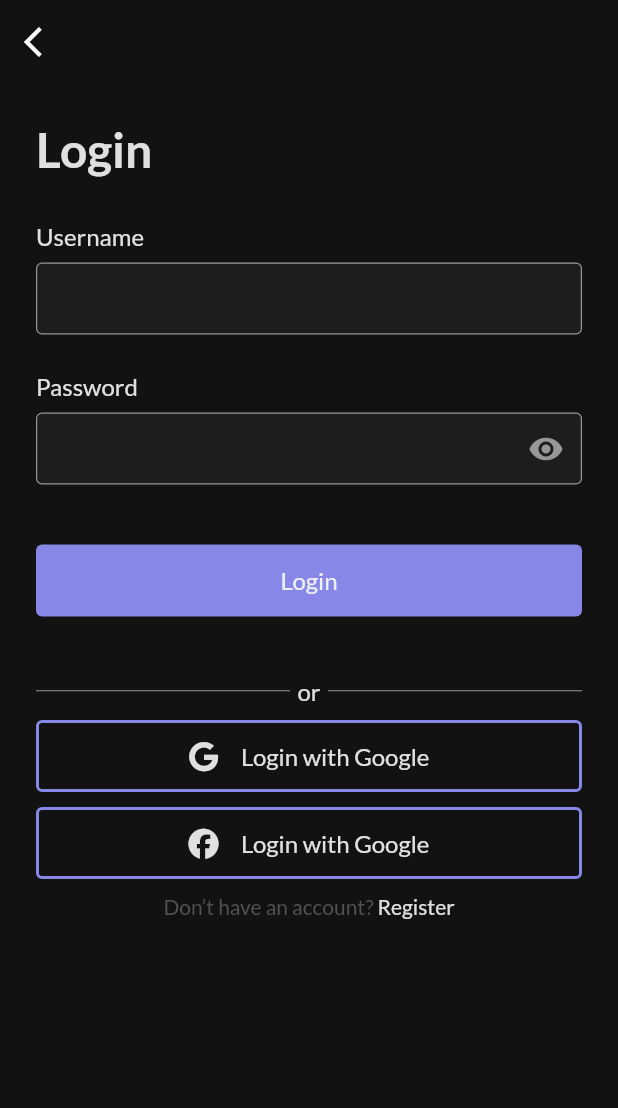
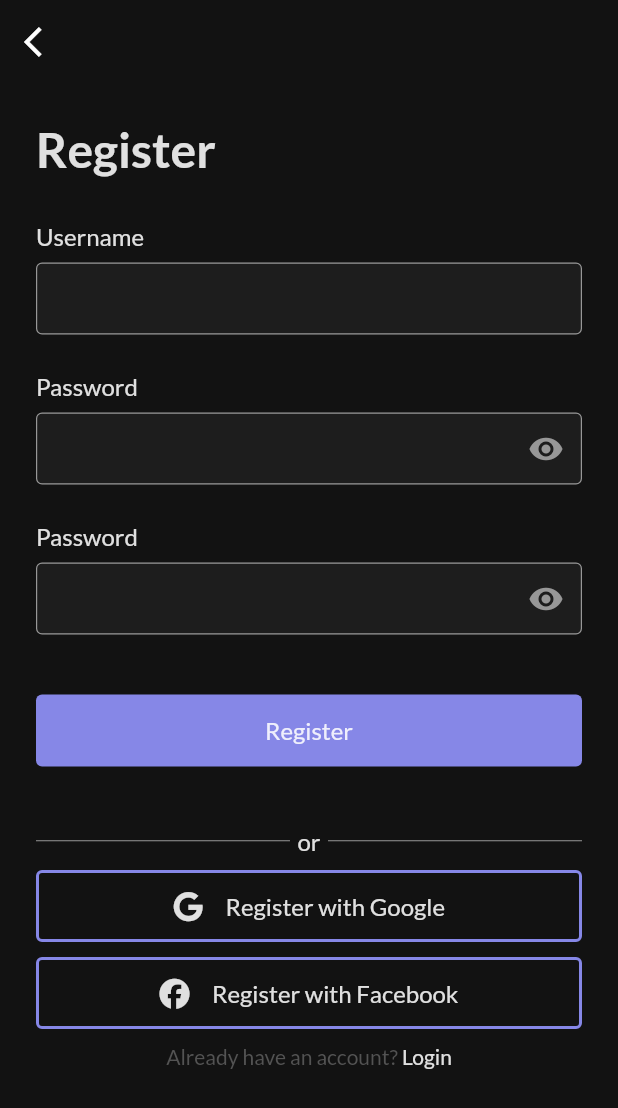
Before and after one commit to sherzodkamoldinov/todo_app, a Flutter app: the screen it shows after launch, after a tap on an icon or button, on a phone screen of 412 x 824 dp. Shown: the top 1108 px of the screen. Run offline on Flutter 3.47's test engine with Material 2 defaults, Android fonts, the phone set to English and light mode, and no system bars; our stand-ins replace font_awesome_flutter, smooth_page_indicator.

Commit message:
added register ui page

```diff
--- a/lib/ui/auth/auth_page.dart
+++ b/lib/ui/auth/auth_page.dart
@@ -45,7 +45,7 @@ class AuthPage extends StatelessWidget {
             CustomButton(
                 text: 'CREATE ACCOUNT',
                 onPressed: () {
-                  Navigator.pushNamed(context, loginPage);
+                  Navigator.pushNamed(context, registerPage);
                 },
                 fillColor: false,
                 width: double.infinity),
--- a/lib/ui/auth/login_page.dart
+++ b/lib/ui/auth/login_page.dart
@@ -4,6 +4,7 @@ import 'package:todo_app/ui/widgets/custom_app_bar.dart';
 import 'package:todo_app/ui/widgets/custom_button.dart';
 import 'package:todo_app/ui/widgets/custom_textfield.dart';
 import 'package:todo_app/utils/colors.dart';
+import 'package:todo_app/utils/const.dart';
 import 'package:todo_app/utils/text_style.dart';
 
 class LoginPage extends StatefulWidget {
@@ -58,7 +59,7 @@ class _LoginPageState extends State<LoginPage> {
                   const SizedBox(height: 8),
                   CustomTextField(
                     controller: _passwordController,
-                    hintText: 'Enter your Username',
+                    hintText: 'Enter your Password',
                     isEnd: true,
                     isPassword: true,
                     isVisibility: true,
@@ -101,7 +102,7 @@ class _LoginPageState extends State<LoginPage> {
 
             // FACEBOOK
             CustomButton(
-              text: 'Login with Google',
+              text: 'Login with Facebook',
               onPressed: () {},
               fillColor: false,
               icon: FontAwesomeIcons.facebook,
@@ -109,7 +110,9 @@ class _LoginPageState extends State<LoginPage> {
             const SizedBox(height: 10),
             // NAVIGATE TO REGISTER
             InkWell(
-              onTap: (){},
+              onTap: (){
+                Navigator.of(context).popAndPushNamed(registerPage);
+              },
               child: Center(
                 child: RichText(
                     text: TextSpan(children: [
--- a/lib/ui/auth/register_page.dart
+++ b/lib/ui/auth/register_page.dart
@@ -1,11 +1,142 @@
-import 'package:flutter/src/widgets/container.dart';
-import 'package:flutter/src/widgets/framework.dart';
+import 'package:flutter/material.dart';
+import 'package:font_awesome_flutter/font_awesome_flutter.dart';
+import 'package:todo_app/ui/widgets/custom_app_bar.dart';
+import 'package:todo_app/ui/widgets/custom_button.dart';
+import 'package:todo_app/ui/widgets/custom_textfield.dart';
+import 'package:todo_app/utils/colors.dart';
+import 'package:todo_app/utils/const.dart';
+import 'package:todo_app/utils/text_style.dart';
 
-class RegisterPage extends StatelessWidget {
+class RegisterPage extends StatefulWidget {
   const RegisterPage({super.key});
 
   @override
+  State<RegisterPage> createState() => _RegisterPageState();
+}
+
+class _RegisterPageState extends State<RegisterPage> {
+  final TextEditingController _usernameController = TextEditingController();
+  final TextEditingController _passwordController = TextEditingController();
+  final TextEditingController _confirmController = TextEditingController();
+  GlobalKey<FormState> formKey = GlobalKey<FormState>();
+
+  @override
   Widget build(BuildContext context) {
-    return Container();
+    return Scaffold(
+      backgroundColor: MyColors.backgroundColor,
+      appBar: CustomAppBar(onPressed: () {
+        Navigator.pop(context);
+      }),
+      body: SingleChildScrollView(
+        physics: const BouncingScrollPhysics(),
+        padding: const EdgeInsets.all(24),
+        child: Column(
+          crossAxisAlignment: CrossAxisAlignment.start,
+          children: [
+            // TITLE
+            Text('Register', style: MyTextStyle.boldLato.copyWith(fontSize: 32)),
+            const SizedBox(height: 30),
+
+            // TEXT FIELDS
+            Form(
+              key: formKey,
+              autovalidateMode: AutovalidateMode.onUserInteraction,
+              child: Column(
+                crossAxisAlignment: CrossAxisAlignment.start,
+                children: [
+                  // USERNAME
+                  Text('Username', style: MyTextStyle.regularLato),
+                  const SizedBox(height: 8),
+                  CustomTextField(
+                    controller: _usernameController,
+                    hintText: 'Enter your Username',
+                    isEnd: false,
+                    isPassword: false,
+                  ),
+                  const SizedBox(height: 25),
+
+                  // PASSWORD
+                  Text('Password', style: MyTextStyle.regularLato),
+                  const SizedBox(height: 8),
+                  CustomTextField(
+                    controller: _passwordController,
+                    hintText: 'Enter your Password',
+                    isEnd: false,
+                    isPassword: true,
+                    isVisibility: true,
+                  ),
+                  const SizedBox(height: 25),
+
+                  Text('Password', style: MyTextStyle.regularLato),
+                  const SizedBox(height: 8),
+                  CustomTextField(
+                    controller: _confirmController,
+                    hintText: 'Enter your confirm Password',
+                    isEnd: true,
+                    isPassword: true,
+                    isVisibility: true,
+                    confirmController: _passwordController,
+                  ),
+                ],
+              ),
+            ),
+            const SizedBox(height: 40),
+
+            // LOGIN BUTTON
+            CustomButton(text: 'Register', onPressed: () {}, fillColor: true),
+            const SizedBox(height: 40),
+
+            // OR REGISTER WITH ANTHER LINK
+            Row(
+              children: [
+                const Expanded(
+                  child: Divider(
+                    color: MyColors.borderColor,
+                    endIndent: 5,
+                  ),
+                ),
+                Text(
+                  'or',
+                  style: MyTextStyle.regularLato,
+                ),
+                const Expanded(
+                  child: Divider(
+                    indent: 5,
+                    color: MyColors.borderColor,
+                  ),
+                ),
+              ],
+            ),
+            const SizedBox(height: 10),
+
+            // GOOGLE
+            CustomButton(text: 'Register with Google', onPressed: () {}, fillColor: false, icon: FontAwesomeIcons.google),
+            const SizedBox(height: 10),
+
+            // FACEBOOK
+            CustomButton(
+              text: 'Register with Facebook',
+              onPressed: () {},
+              fillColor: false,
+              icon: FontAwesomeIcons.facebook,
+            ),
+            const SizedBox(height: 10),
+            // NAVIGATE TO REGISTER
+            InkWell(
+              onTap: () {
+                Navigator.of(context).popAndPushNamed(loginPage);
+              },
+              child: Center(
+                child: RichText(
+                    text: TextSpan(children: [
+                  TextSpan(text: "Already have an account?", style: MyTextStyle.regularLato.copyWith(color: MyColors.hintTextColor, fontSize: 14)),
+                  TextSpan(text: ' Login', style: MyTextStyle.regularLato.copyWith(fontSize: 14)),
+                ])),
+              ),
+            )
+          ],
+        ),
+      ),
+    );
   }
 }
--- a/lib/ui/widgets/custom_textfield.dart
+++ b/lib/ui/widgets/custom_textfield.dart
@@ -44,7 +44,7 @@ class CustomTextField extends StatelessWidget {
       ),
       validator: (value) {
         if (value != null) {
-          if (isPassword && value.trim().length < 8) {
+          if (isPassword && _confirmController == null && value.trim().length < 8) {
             return 'Password should be large then 7';
           } else if (_confirmController != null) {
             if (isEnd && _confirmController!.text.trim() != value.trim()) {
```
